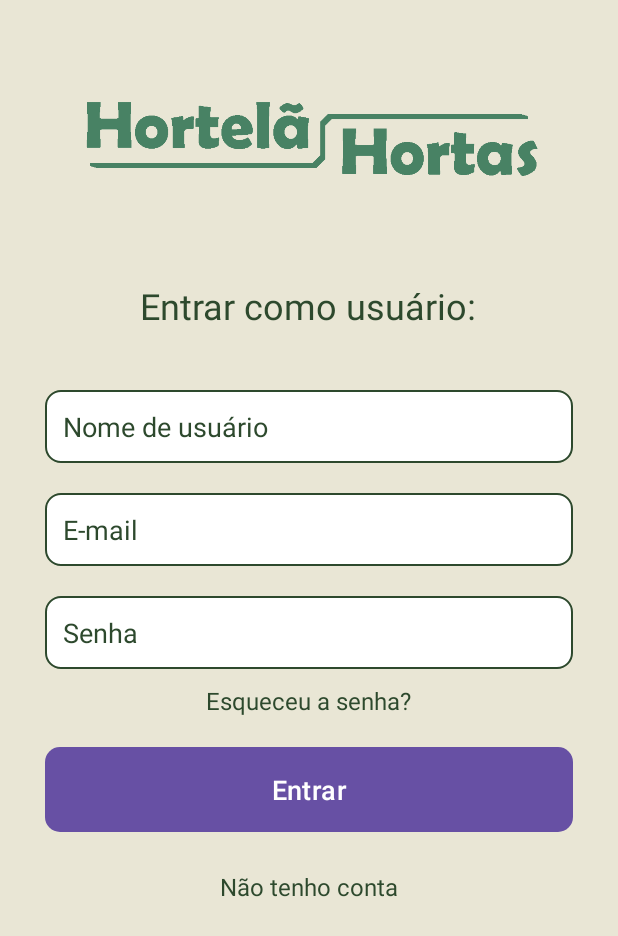
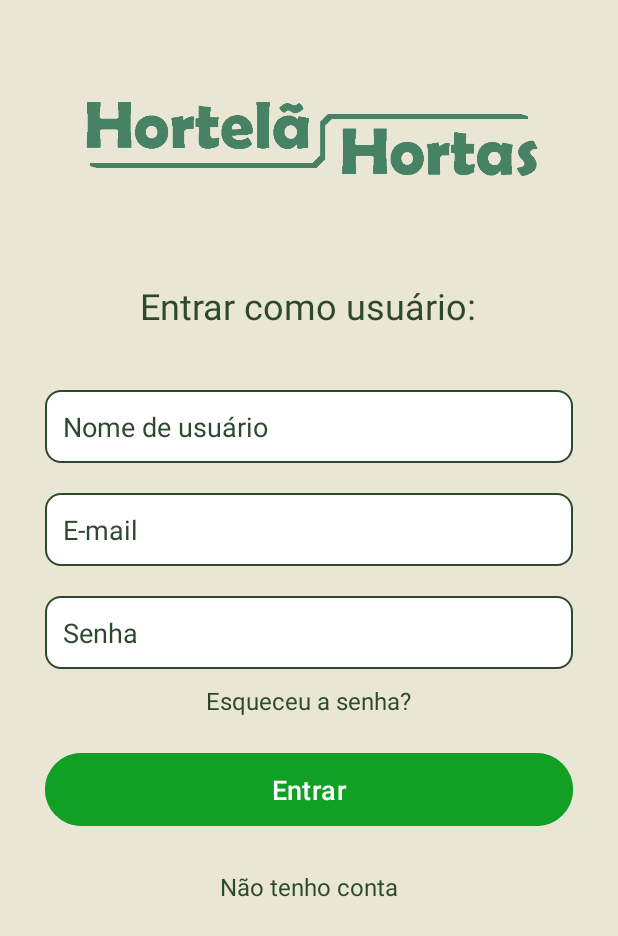
Before and after one commit to mingkiui/hortela, an Android app: the screen it shows after launch (MainActivity), on a phone screen of 412 x 824 dp. Shown: the top 936 px of the screen. Run offline under Robolectric (Android 15) with nearby library versions, the phone set to English and light mode, and no system bars.

Commit message:
versão atualizada 29-08
xoxo

```diff
--- a/app/build.gradle.kts
+++ b/app/build.gradle.kts
@@ -38,6 +38,7 @@ dependencies {
     implementation("androidx.appcompat:appcompat:1.7.0")
     implementation("com.google.android.material:material:1.12.0")
     implementation("androidx.constraintlayout:constraintlayout:2.1.4")
+    implementation(files("libs\\jtds-1.3.1.jar"))
     testImplementation("junit:junit:4.13.2")
     androidTestImplementation("androidx.test.ext:junit:1.1.5")
     androidTestImplementation("androidx.test.espresso:espresso-core:3.5.1")
--- a/app/src/main/java/com/example/tcchortela/DatabaseHelper.java
+++ b/app/src/main/java/com/example/tcchortela/DatabaseHelper.java
@@ -13,7 +13,7 @@ public class DatabaseHelper {
 
     private static final String URL = "jdbc:mysql://sql10728282:3306/dbHort";
     private static final String USER = "sql10728282";
-    private static final String PASSWORD = "UjvQEttD6J";
+    private static final String PASSWORD = "sql10728282";
 
     private final ExecutorService executor = Executors.newSingleThreadExecutor();
     private Activity context; // Adicionar uma referência à Activity
--- a/app/src/main/res/layout/activity_main.xml
+++ b/app/src/main/res/layout/activity_main.xml
@@ -1,6 +1,5 @@
 <?xml version="1.0" encoding="utf-8"?>
-<RelativeLayout
-    xmlns:android="http://schemas.android.com/apk/res/android"
+<RelativeLayout xmlns:android="http://schemas.android.com/apk/res/android"
     android:layout_width="match_parent"
     android:layout_height="match_parent"
     android:background="#E9E6D5">
@@ -22,28 +21,28 @@
         android:id="@+id/tvTitle"
         android:layout_width="wrap_content"
         android:layout_height="wrap_content"
-        android:text="Entrar como usuário:"
-        android:textColor="#2D492D"
-        android:textSize="24sp"
+        android:layout_below="@id/icon_principal"
         android:layout_centerHorizontal="true"
         android:layout_marginTop="8dp"
         android:layout_marginBottom="40dp"
-        android:layout_below="@id/icon_principal"/>
+        android:text="Entrar como usuário:"
+        android:textColor="#2D492D"
+        android:textSize="24sp" />
 
     <!-- Campo Nome de usuário -->
     <EditText
         android:id="@+id/etUsername"
         android:layout_width="match_parent"
         android:layout_height="wrap_content"
+        android:layout_below="@id/tvTitle"
         android:layout_marginStart="30dp"
         android:layout_marginEnd="30dp"
-        android:layout_below="@id/tvTitle"
+        android:background="@drawable/rounded_edittext"
         android:hint="Nome de usuário"
+        android:padding="12dp"
+        android:textColor="#2D492D"
         android:textColorHint="#2D492D"
-        android:textColor="#2D492D"
-        android:background="@drawable/rounded_edittext"
-        android:padding="12dp"
-        android:textSize="18sp"/>
+        android:textSize="18sp" />
 
 
     <!-- Campo E-mail -->
@@ -51,61 +50,61 @@
         android:id="@+id/etEmail"
         android:layout_width="match_parent"
         android:layout_height="wrap_content"
+        android:layout_below="@id/etUsername"
         android:layout_marginStart="30dp"
+        android:layout_marginTop="20dp"
         android:layout_marginEnd="30dp"
-        android:layout_below="@id/etUsername"
-        android:layout_marginTop="20dp"
+        android:background="@drawable/rounded_edittext"
         android:hint="E-mail"
         android:inputType="textEmailAddress"
+        android:padding="12dp"
+        android:textColor="#2D492D"
         android:textColorHint="#2D492D"
-        android:textColor="#2D492D"
-        android:background="@drawable/rounded_edittext"
-        android:padding="12dp"
-        android:textSize="18sp"/>
+        android:textSize="18sp" />
 
     <!-- Campo Senha -->
     <EditText
         android:id="@+id/etPassword"
         android:layout_width="match_parent"
         android:layout_height="wrap_content"
+        android:layout_below="@id/etEmail"
         android:layout_marginStart="30dp"
+        android:layout_marginTop="20dp"
         android:layout_marginEnd="30dp"
-        android:layout_below="@id/etEmail"
-        android:layout_marginTop="20dp"
+        android:background="@drawable/rounded_edittext"
         android:hint="Senha"
         android:inputType="textPassword"
+        android:padding="12dp"
+        android:textColor="#2D492D"
         android:textColorHint="#2D492D"
-        android:textColor="#2D492D"
-        android:background="@drawable/rounded_edittext"
-        android:padding="12dp"
-        android:textSize="18sp"/>
+        android:textSize="18sp" />
 
     <!--Esqueceu a senha? -->
     <TextView
         android:id="@+id/tvForgotPassword"
         android:layout_width="wrap_content"
         android:layout_height="wrap_content"
+        android:layout_below="@id/etPassword"
+        android:layout_centerHorizontal="true"
+        android:layout_marginTop="10dp"
         android:text="Esqueceu a senha?"
         android:textColor="#2D492D"
-        android:textSize="16sp"
-        android:layout_below="@id/etPassword"
-        android:layout_centerHorizontal="true"
-        android:layout_marginTop="10dp"/>
+        android:textSize="16sp" />
 
     <!-- Botão Entrar -->
     <Button
         android:id="@+id/btnLogin"
         android:layout_width="match_parent"
         android:layout_height="wrap_content"
+        android:layout_below="@id/tvForgotPassword"
+        android:layout_marginStart="30dp"
+        android:layout_marginTop="20dp"
+        android:layout_marginEnd="30dp"
+        android:backgroundTint="#119F24"
+        android:padding="12dp"
         android:text="Entrar"
         android:textColor="#FFFFFF"
-        android:background="@drawable/rounded_button"
-        android:layout_marginStart="30dp"
-        android:layout_marginEnd="30dp"
-        android:layout_below="@id/tvForgotPassword"
-        android:layout_marginTop="20dp"
-        android:padding="12dp"
-        android:textSize="18sp"/>
+        android:textSize="18sp" />
 
     <TextView
         android:id="@+id/tvNoAccount"
--- a/app/src/main/res/values/colors.xml
+++ b/app/src/main/res/values/colors.xml
@@ -2,4 +2,5 @@
 <resources>
     <color name="black">#FF000000</color>
     <color name="white">#FFFFFFFF</color>
+    <color name="green_olive">#4CAFAF</color>
 </resources>
```
Also changed, not shown: app/libs/jtds-1.3.1.jar (added).
